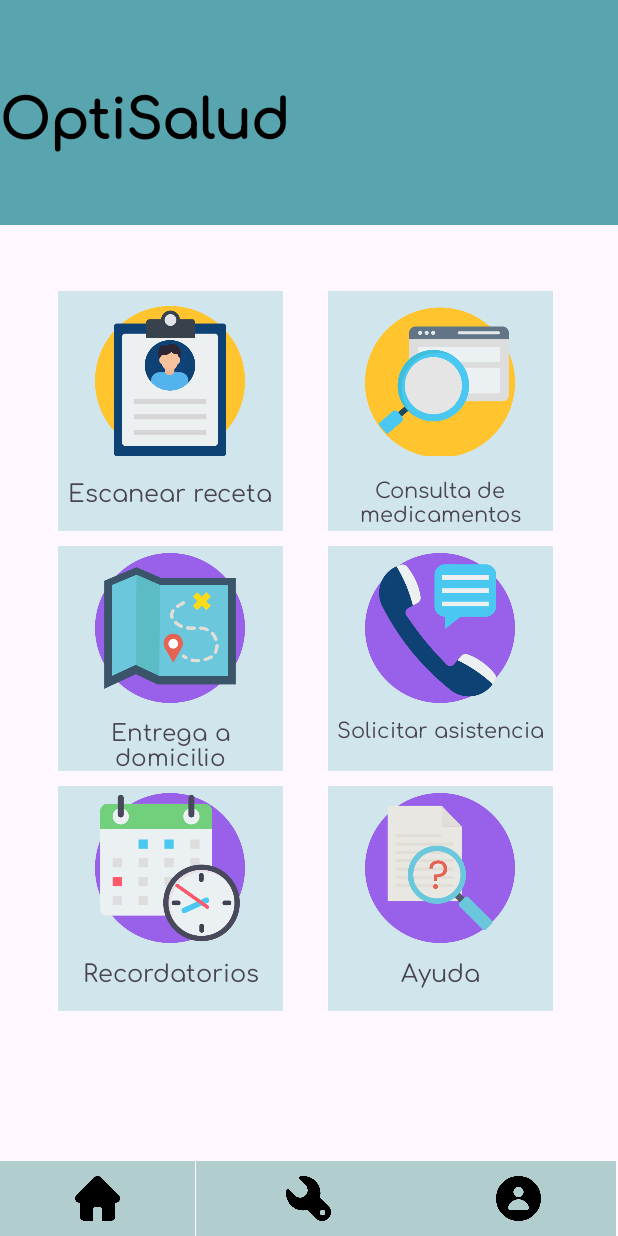
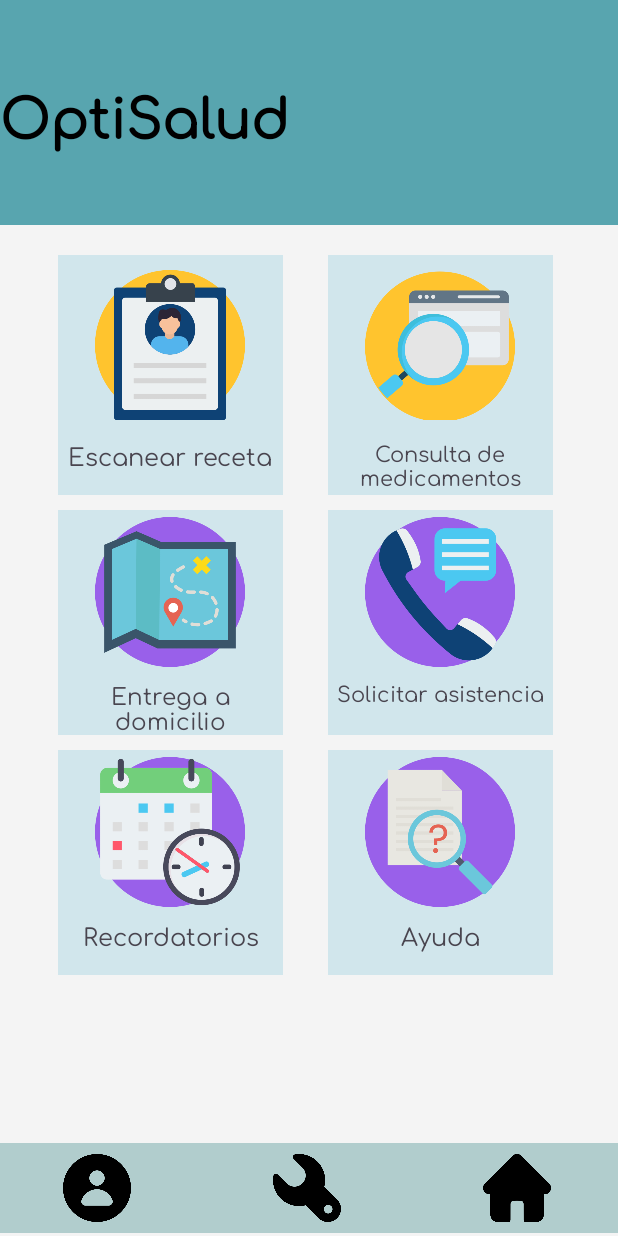
Before and after one commit to saulish/OptiSalud, an Android app: the menu_activity screen opened directly, with no data from a screen before it, on a phone screen of 412 x 824 dp. Run offline under Robolectric (Android 15) with nearby library versions, the phone set to English and light mode, and no system bars; our stand-ins replace Firebase (no records; nobody signed in at launch, a user with empty details on screens opened directly).

```diff
--- a/app/src/main/java/com/example/optisalud/iniciar_activity.java
+++ b/app/src/main/java/com/example/optisalud/iniciar_activity.java
@@ -24,6 +24,7 @@ public class iniciar_activity extends AppCompatActivity {
     private  EditText nss;
     @Override
     protected void onCreate(Bundle estadoInstancia){
+
         super.onCreate(estadoInstancia);
         setContentView(R.layout.activity_iniciar);
         enviar=findViewById(R.id.enviar_inicio);
--- a/app/src/main/res/layout/activity_principal.xml
+++ b/app/src/main/res/layout/activity_principal.xml
@@ -4,6 +4,7 @@
     xmlns:tools="http://schemas.android.com/tools"
     android:layout_width="match_parent"
     android:layout_height="match_parent"
+    android:background="@color/white_background"
     android:textAlignment="center">
 
     <TextView
@@ -29,7 +30,7 @@
         android:id="@+id/tableLayout"
         android:layout_width="363dp"
         android:layout_height="482dp"
-        android:layout_marginTop="44dp"
+        android:layout_marginTop="20dp"
         android:orientation="horizontal"
         app:layout_constraintEnd_toEndOf="parent"
         app:layout_constraintHorizontal_bias="0.495"
@@ -43,7 +44,7 @@
 
             <TableRow
                 android:id="@+id/columna1"
-                android:layout_width="160dp"
+                android:layout_width="167dp"
                 android:layout_height="120dp"
                 android:gravity="center">
 
@@ -344,65 +345,60 @@
     </TableLayout>
 
     <TableRow
-        android:id="@+id/logo_inicio"
-        android:layout_width="130dp"
-        android:layout_height="50dp"
+        android:id="@+id/caja_menu"
+        android:layout_width="0dp"
+        android:layout_height="60dp"
         android:background="@color/base"
-        android:gravity="center"
         app:layout_constraintBottom_toBottomOf="parent"
         app:layout_constraintEnd_toEndOf="parent"
         app:layout_constraintHorizontal_bias="0.0"
         app:layout_constraintStart_toStartOf="parent"
         app:layout_constraintTop_toTopOf="parent"
-        app:layout_constraintVertical_bias="1.0">
+        app:layout_constraintVertical_bias="0.997">
+
+        <TableRow
+            android:id="@+id/logo_user"
+            android:layout_width="130dp"
+            android:layout_height="match_parent"
+            android:background="@color/base"
+            android:gravity="center"
+            android:onClick="ir_user">
 
             <ImageView
-            android:id="@+id/imageView7"
-            android:layout_width="30dp"
-            android:layout_height="30dp"
-            app:srcCompat="@drawable/logo_inicio" />
+                android:id="@+id/imageView9"
+                android:layout_width="45dp"
+                android:layout_height="45dp"
+                app:srcCompat="@drawable/logo_usuario" />
         </TableRow>
 
         <TableRow
             android:id="@+id/logo_ajuste"
             android:layout_width="150dp"
-        android:layout_height="50dp"
+            android:layout_height="match_parent"
             android:background="@color/base"
-        android:gravity="center"
-        app:layout_constraintBottom_toBottomOf="parent"
-        app:layout_constraintEnd_toEndOf="parent"
-        app:layout_constraintHorizontal_bias="0.498"
-        app:layout_constraintStart_toStartOf="parent"
-        app:layout_constraintTop_toTopOf="parent"
-        app:layout_constraintVertical_bias="1.0">
+            android:gravity="center">
 
             <ImageView
                 android:id="@+id/conf_logo"
-            android:layout_width="30dp"
-            android:layout_height="wrap_content"
+                android:layout_width="45dp"
+                android:layout_height="45dp"
                 android:onClick="ir_config"
                 app:srcCompat="@drawable/logo_ajustes" />
         </TableRow>
 
         <TableRow
-        android:id="@+id/logo_user"
+            android:id="@+id/logo_inicio"
             android:layout_width="130dp"
-        android:layout_height="50dp"
+            android:layout_height="match_parent"
             android:background="@color/base"
-        android:gravity="center"
-        android:onClick="ir_user"
-        app:layout_constraintBottom_toBottomOf="parent"
-        app:layout_constraintEnd_toEndOf="parent"
-        app:layout_constraintHorizontal_bias="0.0"
-        app:layout_constraintStart_toEndOf="@+id/logo_ajuste"
-        app:layout_constraintTop_toTopOf="parent"
-        app:layout_constraintVertical_bias="1.0">
+            android:gravity="center">
 
             <ImageView
-            android:id="@+id/imageView9"
-            android:layout_width="30dp"
-            android:layout_height="30dp"
-            app:srcCompat="@drawable/logo_usuario" />
+                android:id="@+id/imageView7"
+                android:layout_width="45dp"
+                android:layout_height="45dp"
+                app:srcCompat="@drawable/logo_inicio" />
+        </TableRow>
     </TableRow>
 
 </androidx.constraintlayout.widget.ConstraintLayout>
--- a/app/src/main/res/layout/activity_user.xml
+++ b/app/src/main/res/layout/activity_user.xml
@@ -4,11 +4,12 @@
     xmlns:tools="http://schemas.android.com/tools"
     android:layout_width="match_parent"
     android:layout_height="match_parent"
+    android:background="@color/white_background"
     tools:context=".activity_user">
 
     <TextView
         android:id="@+id/datos"
-        android:layout_width="412dp"
+        android:layout_width="0dp"
         android:layout_height="149dp"
         android:background="@color/principal"
         android:backgroundTint="@color/principal"
--- a/app/src/main/res/values-night/themes.xml
+++ b/app/src/main/res/values-night/themes.xml
@@ -1,6 +1,19 @@
 <resources xmlns:tools="http://schemas.android.com/tools">
     <!-- Base application theme. -->
     <style name="Base.Theme.OptiSalud" parent="Theme.Material3.DayNight.NoActionBar">
+        <item name="colorPrimary">
+            @color/white_background
+        </item>
+        <item name="colorButtonNormal">
+            @color/black
+        </item>
+        <item name="android:textColor">
+            @color/black
+        </item>
+        <item name="android:textColorHint">
+            @color/white
+        </item>
+
         <!-- Customize your dark theme here. -->
         <!-- <item name="colorPrimary">@color/my_dark_primary</item> -->
     </style>
--- a/app/src/main/res/values/colors.xml
+++ b/app/src/main/res/values/colors.xml
@@ -5,4 +5,6 @@
     <color name="icons">#D1E6EC</color>
     <color name="principal">#58A5AF</color>
     <color name="base">#B1CDCD</color>
+    <color name="white_background">#F4F4F4</color>
+    <color name="transparente">#807D7D</color>
 </resources>
--- a/app/src/main/res/values/themes.xml
+++ b/app/src/main/res/values/themes.xml
@@ -1,6 +1,8 @@
 <resources xmlns:tools="http://schemas.android.com/tools">
     <!-- Base application theme. -->
+    <!--<style name="Base.Theme.OptiSalud" parent="Theme.Material3.DayNight.NoActionBar">-->
     <style name="Base.Theme.OptiSalud" parent="Theme.Material3.DayNight.NoActionBar">
+
         <!-- Customize your light theme here. -->
         <!-- <item name="colorPrimary">@color/my_light_primary</item> -->
     </style>
```
Also changed, not shown: app/src/main/java/com/example/optisalud/registrar_activity.java (+49 -7 lines), app/src/main/res/layout/activity_iniciar.xml (+13 -6 lines), app/src/main/res/layout/activity_registro.xml (+9 -4 lines). Lines whose indentation alone changed are shown as unchanged.
